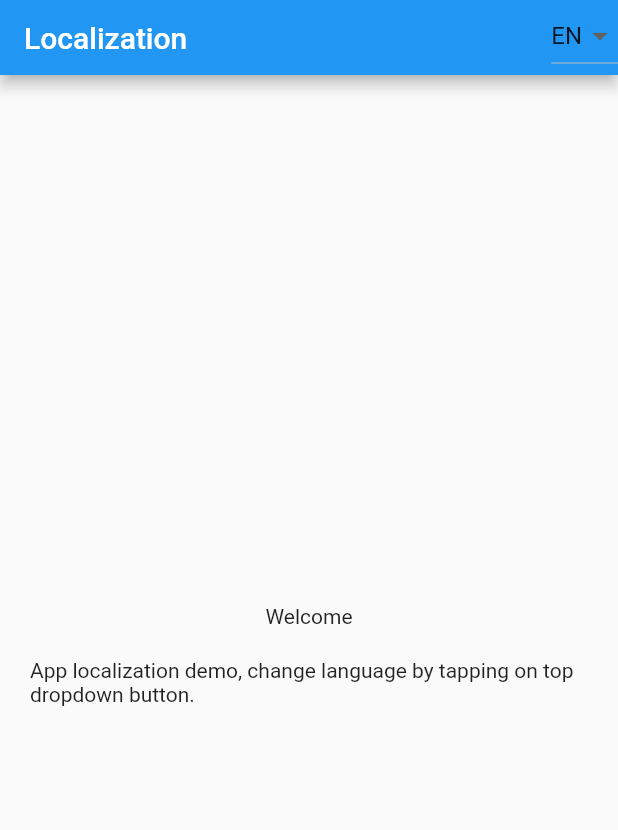
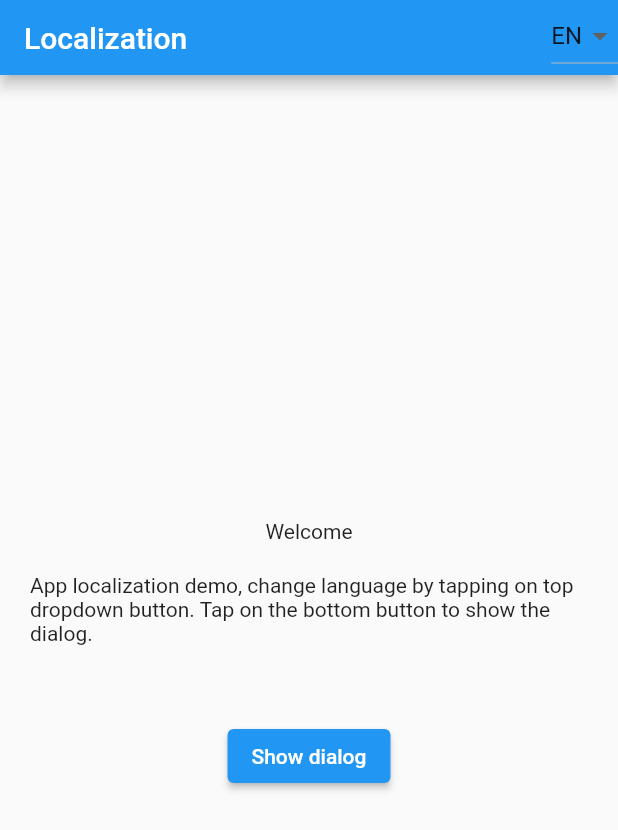
Before and after one commit to vinay-elred/localization_demo_flutter, a Flutter app: the screen it shows after launch, on a phone screen of 412 x 824 dp. Shown: the top 830 px of the screen. Run offline on Flutter 3.47's test engine with Material 2 defaults, Android fonts, the phone set to English and light mode, and no system bars; generated files the repository leaves out were written again.

Commit message:
localization changes

```diff
--- a/lib/home/home_view.dart
+++ b/lib/home/home_view.dart
@@ -1,3 +1,4 @@
+import 'package:app_localization/home/dialog/pop_up_dialog.dart';
 import 'package:app_localization/home/home_app_bar.dart';
 import 'package:app_localization/translation/app_locale.dart';
 import 'package:flutter/material.dart';
@@ -18,10 +19,24 @@ class HomeView extends StatelessWidget {
               Text(context.translate.welcome),
               const SizedBox(height: 20),
               Text(context.translate.message),
+              const SizedBox(height: 50),
+              ElevatedButton(
+                onPressed: () => show(context),
+                child: Text(context.translate.showDialog),
+              ),
             ],
           ),
         ),
       ),
     );
   }
+
+  void show(BuildContext context) {
+    showDialog(
+      barrierColor: Colors.black45,
+      barrierDismissible: false,
+      context: context,
+      builder: (context) => const PopUpDialog(),
+    );
+  }
 }
--- a/lib/l10n/app_en.arb
+++ b/lib/l10n/app_en.arb
@@ -2,5 +2,10 @@
   "@@locale": "en",
   "title" : "Localization",
   "welcome" : "Welcome",
-  "message" : "App localization demo, change language by tapping on top dropdown button."
+  "message" : "App localization demo, change language by tapping on top dropdown button. Tap on the bottom button to show the dialog.",
+  "paragraph" : "An alert dialog (also known as a basic dialog) informs the user about situations that require acknowledgment. An alert dialog has an optional title and an optional list of actions. The title is displayed above the content and the actions are displayed below the content.",
+  "showDialog" : "Show dialog",
+  "dialogTitle" : "Alert dialog",
+  "dialogMessage" : "This is a alert dialog.",
+  "close" : "Close"
 }
```
Also changed, not shown: lib/home/dialog/pop_up_dialog.dart (added, +25 -0 lines), lib/l10n/app_es.arb (added, +11 -0 lines), lib/l10n/app_hi.arb (+6 -1 lines), lib/translation/app_locale.dart (+1 -7 lines).
